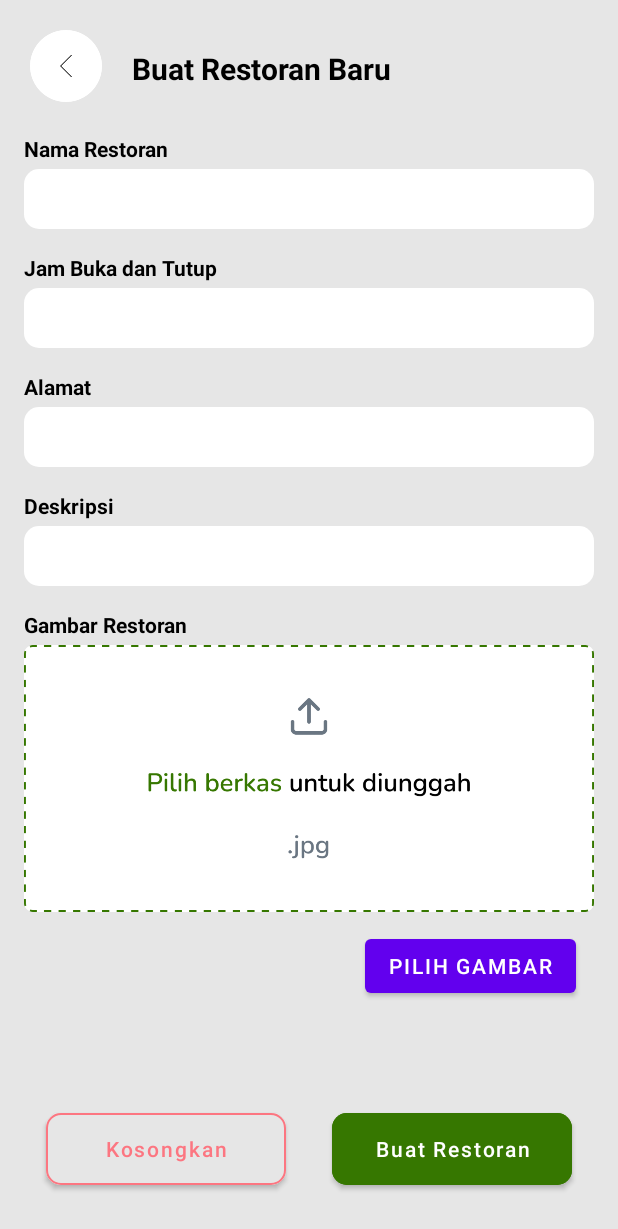
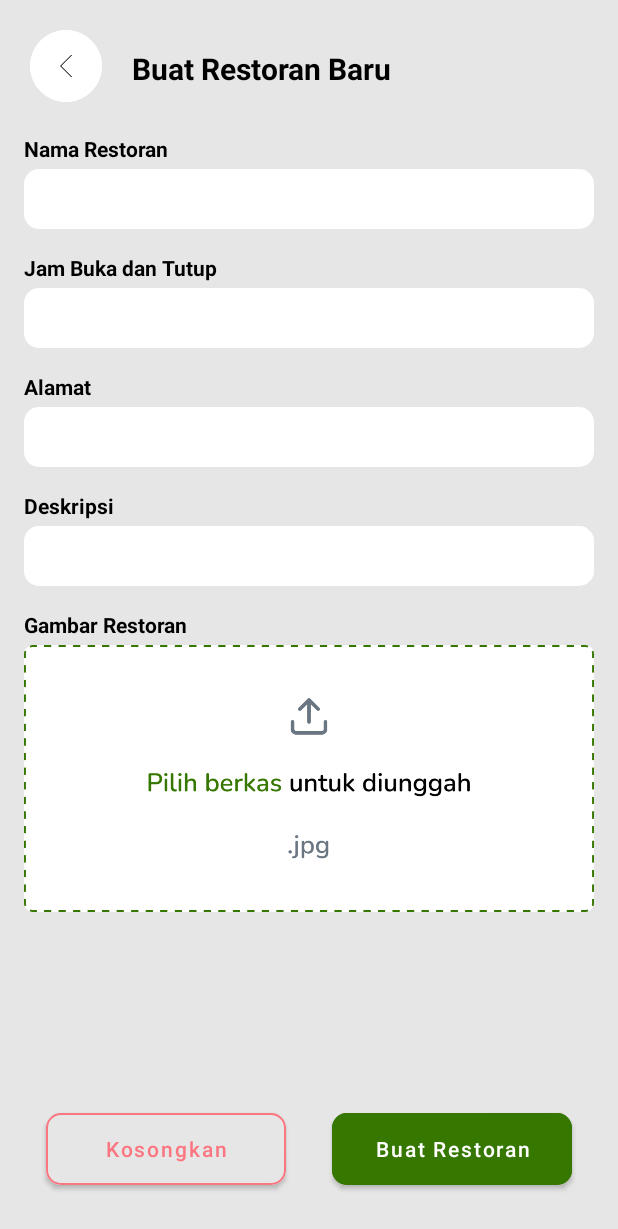
Before and after one commit to irfnhanif/restaurant-list-app, an Android app: the CreateRestaurant screen opened directly, with no data from a screen before it, on a phone screen of 412 x 824 dp. Shown: the top 1229 px of the screen. Run offline under Robolectric (Android 15) with nearby library versions, the phone set to English and light mode, and no system bars; our stand-ins replace Firebase (no records; nobody signed in at launch, a user with empty details on screens opened directly).

Commit message:
button upload image

```diff
--- a/app/src/main/java/com/pamgroup/restaurantlistapp/CreateRestaurant.java
+++ b/app/src/main/java/com/pamgroup/restaurantlistapp/CreateRestaurant.java
@@ -24,8 +24,8 @@ public class CreateRestaurant extends AppCompatActivity implements View.OnClickL
 
     private ImageStorage imageStorage;
     private EditText etName, etAddress, etBusinessHour, etDescription;
-    private Button btnCreate, btnHapus, btnChooseImage;
-    private ImageView btnBack;
+    private Button btnCreate, btnHapus;
+    private ImageView btnBack,  btnChooseImage;
     private ActivityResultLauncher<Intent> imagePickerLauncher;
 
     @Override
@@ -42,7 +42,7 @@ public class CreateRestaurant extends AppCompatActivity implements View.OnClickL
         btnBack = findViewById(R.id.btn_back);
         btnHapus = findViewById(R.id.btn_hapus);
         btnCreate = findViewById(R.id.btnCreate);
-        btnChooseImage = findViewById(R.id.btn_choose_image);
+        btnChooseImage = findViewById(R.id.upload_image);
 
         btnCreate.setOnClickListener(this);
         btnBack.setOnClickListener(this);
@@ -82,7 +82,7 @@ public class CreateRestaurant extends AppCompatActivity implements View.OnClickL
                 finish();
                 break;
 
-            case R.id.btn_choose_image:
+            case R.id.upload_image:
                 selectImage();
                 break;
 
--- a/app/src/main/res/layout/activity_create_restaurant.xml
+++ b/app/src/main/res/layout/activity_create_restaurant.xml
@@ -171,14 +171,4 @@
         app:strokeColor="#FC7681"
         app:strokeWidth="1dp" />
 
-    <Button
-        android:id="@+id/btn_choose_image"
-        android:layout_width="wrap_content"
-        android:layout_height="wrap_content"
-        android:layout_marginTop="12dp"
-        android:layout_marginEnd="28dp"
-        android:text="Pilih Gambar"
-        app:layout_constraintEnd_toEndOf="parent"
-        app:layout_constraintTop_toBottomOf="@+id/linearLayout" />
-
 </androidx.constraintlayout.widget.ConstraintLayout>
```
